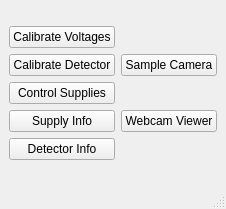
Qt form test_gui.ui (kmnhan/1KARPES_DAQ) before a commit.
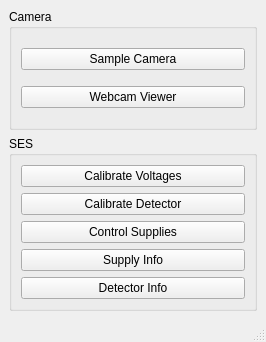
The same form after that commit.

Commit message: refactor: adjust layout

Diff of the .ui file:
```diff
--- a/test_gui.ui
+++ b/test_gui.ui
@@ -6,20 +6,75 @@
    <rect>
     <x>0</x>
     <y>0</y>
-    <width>226</width>
-    <height>209</height>
+    <width>266</width>
+    <height>342</height>
    </rect>
   </property>
   <property name="windowTitle">
    <string>MainWindow</string>
   </property>
   <widget class="QWidget" name="centralwidget">
-   <layout class="QVBoxLayout" name="verticalLayout_2">
+   <property name="sizePolicy">
+    <sizepolicy hsizetype="Preferred" vsizetype="Maximum">
+     <horstretch>0</horstretch>
+     <verstretch>0</verstretch>
+    </sizepolicy>
+   </property>
+   <property name="minimumSize">
+    <size>
+     <width>266</width>
+     <height>208</height>
+    </size>
+   </property>
+   <layout class="QVBoxLayout" name="verticalLayout_3">
     <item>
-     <layout class="QHBoxLayout" name="horizontalLayout">
-      <item>
+     <widget class="QGroupBox" name="groupBox_2">
+      <property name="sizePolicy">
+       <sizepolicy hsizetype="Preferred" vsizetype="Preferred">
+        <horstretch>0</horstretch>
+        <verstretch>0</verstretch>
+       </sizepolicy>
+      </property>
+      <property name="title">
+       <string>Camera</string>
+      </property>
        <layout class="QVBoxLayout" name="verticalLayout">
         <item>
+        <widget class="QPushButton" name="basler_btn">
+         <property name="text">
+          <string>Sample Camera</string>
+         </property>
+         <property name="checkable">
+          <bool>false</bool>
+         </property>
+        </widget>
+       </item>
+       <item>
+        <widget class="QPushButton" name="webcam_btn">
+         <property name="text">
+          <string>Webcam Viewer</string>
+         </property>
+         <property name="checkable">
+          <bool>false</bool>
+         </property>
+        </widget>
+       </item>
+      </layout>
+     </widget>
+    </item>
+    <item>
+     <widget class="QGroupBox" name="groupBox_3">
+      <property name="sizePolicy">
+       <sizepolicy hsizetype="Preferred" vsizetype="Preferred">
+        <horstretch>0</horstretch>
+        <verstretch>0</verstretch>
+       </sizepolicy>
+      </property>
+      <property name="title">
+       <string>SES</string>
+      </property>
+      <layout class="QVBoxLayout" name="verticalLayout_4">
+       <item>
          <widget class="QPushButton" name="CalibrateVoltages">
           <property name="text">
            <string>Calibrate Voltages</string>
@@ -55,32 +110,7 @@
          </widget>
         </item>
        </layout>
-      </item>
-      <item>
-       <layout class="QVBoxLayout" name="verticalLayout_4">
-        <item>
-         <widget class="QPushButton" name="basler_btn">
-          <property name="text">
-           <string>Sample Camera</string>
-          </property>
-          <property name="checkable">
-           <bool>false</bool>
-          </property>
-         </widget>
-        </item>
-        <item>
-         <widget class="QPushButton" name="webcam_btn">
-          <property name="text">
-           <string>Webcam Viewer</string>
-          </property>
-          <property name="checkable">
-           <bool>false</bool>
-          </property>
-         </widget>
-        </item>
-       </layout>
-      </item>
-     </layout>
+     </widget>
     </item>
    </layout>
   </widget>
```
Left out of the diff: 2 changed lines with no effect on the pictures. Lines whose indentation alone changed are shown as unchanged.
